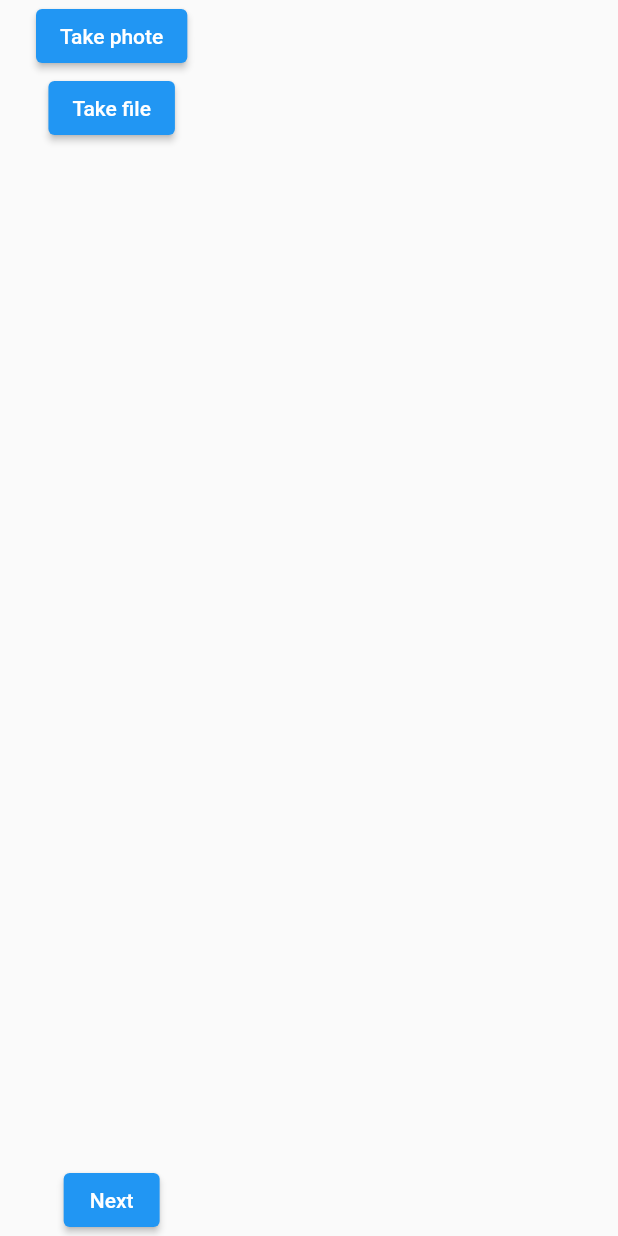
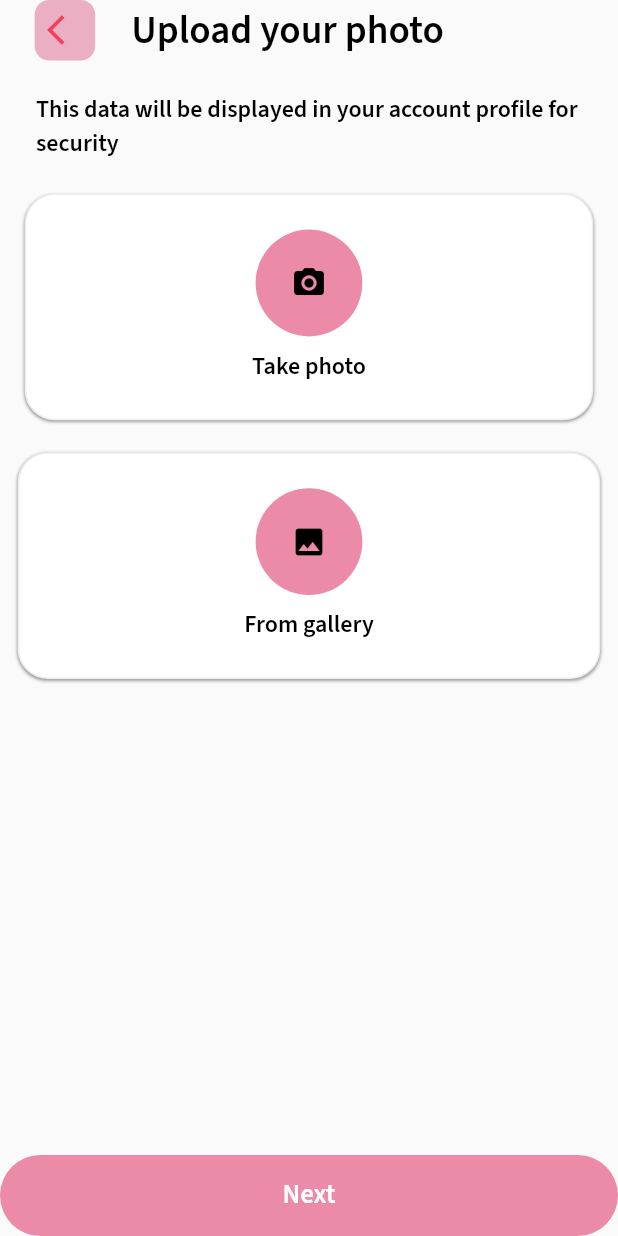
Before and after one commit to bek-n/foody_app, a Flutter app: the UploadPhotoPage screen opened directly, on a phone screen of 412 x 824 dp. Run offline on Flutter 3.47's test engine with Material 2 defaults, Android fonts, the phone set to English and light mode, and no system bars; our stand-ins replace bottom_navy_bar, cloud_firestore, firebase_auth, firebase_core, firebase_storage, flutter_screenutil and 7 more; accounts and stored records are empty.

```diff
--- a/lib/main.dart
+++ b/lib/main.dart
@@ -1,6 +1,7 @@
 import 'package:firebase_core/firebase_core.dart';
 import 'package:flutter/material.dart';
 import 'package:flutter_screenutil/flutter_screenutil.dart';
+import 'package:foody_app/view/pages/auth/set_photo.dart';
 import 'package:foody_app/view/pages/auth/splash_screen.dart';
 import 'package:provider/provider.dart';
 
@@ -31,7 +32,7 @@ class MyApp extends StatelessWidget {
           splitScreenMode: true,
           builder: (context, child) {
             return const MaterialApp(
-              home: SplashScreen(),
+              home: UploadPhotoPage(),
             );
           }),
     );
--- /dev/null
+++ b/lib/view/components/next_button.dart
@@ -0,0 +1,38 @@
+import 'package:flutter/material.dart';
+import 'package:loading_animation_widget/loading_animation_widget.dart';
+import 'package:provider/provider.dart';
+
+import '../../controller/auth_controller.dart';
+import '../style/style.dart';
+
+class NextButton extends StatelessWidget {
+  final String image;
+  const NextButton({super.key, required this.image});
+
+
+
+  @override
+  Widget build(BuildContext context) {
+    return AnimatedContainer(
+      duration: const Duration(milliseconds: 400),
+      padding: const EdgeInsets.symmetric(vertical: 14, horizontal: 130),
+      decoration: BoxDecoration(
+        color: image.isEmpty
+            ? const Color.fromARGB(244, 235, 134, 164)
+            : const Color(0xffFF1843),
+        borderRadius: const BorderRadius.all(Radius.circular(32)),
+      ),
+      child: Center(
+        child: context.watch<AuthController>().isLoading
+            ? Padding(
+                padding: const EdgeInsets.all(2.0),
+                child: LoadingAnimationWidget.inkDrop(
+                    color: Style.whiteColor, size: 35),
+              )
+            : Text('Next',
+                style: Style.textStyleRegular(textColor: Style.whiteColor)),
+      ),
+    );
+    ;
+  }
+}
--- /dev/null
+++ b/lib/view/components/uploading_photo.dart
@@ -0,0 +1,85 @@
+import 'package:flutter/material.dart';
+import 'package:flutter_screenutil/flutter_screenutil.dart';
+import 'package:provider/provider.dart';
+
+import '../../controller/auth_controller.dart';
+import '../style/style.dart';
+
+class UploadingPhoto extends StatelessWidget {
+  const UploadingPhoto({super.key});
+
+  @override
+  Widget build(BuildContext context) {
+    return Column(
+      children: [
+        Container(
+          padding: const EdgeInsets.symmetric(horizontal: 150, vertical: 23),
+          decoration: BoxDecoration(
+              boxShadow: [
+                const BoxShadow(
+                    blurRadius: 1, offset: Offset(-0, 1), color: Colors.grey)
+              ],
+              borderRadius: const BorderRadius.all(Radius.circular(20)),
+              color: Colors.white,
+              border: Border.all(color: const Color(0xffEBEEF2))),
+          child: Column(
+            children: [
+              InkWell(
+                onTap: () {
+                  context.read<AuthController>().getImageCamera();
+                },
+                child: Container(
+                  height: 80.h,
+                  width: 80.w,
+                  decoration: const BoxDecoration(
+                      shape: BoxShape.circle,
+                      color: Style.primaryDisabledColor),
+                  child: const Icon(
+                    Icons.photo_camera,
+                    color: Style.blackColor,
+                  ),
+                ),
+              ),
+              10.verticalSpace,
+              Text('Take photo', style: Style.textStyleRegular2()),
+            ],
+          ),
+        ),
+        24.verticalSpace,
+        Container(
+          padding: const EdgeInsets.symmetric(horizontal: 150, vertical: 23),
+          decoration: BoxDecoration(
+              boxShadow: [
+                const BoxShadow(
+                    blurRadius: 1, offset: Offset(-0, 1), color: Colors.grey)
+              ],
+              borderRadius: const BorderRadius.all(Radius.circular(20)),
+              color: Colors.white,
+              border: Border.all(color: const Color(0xffEBEEF2))),
+          child: Column(
+            children: [
+              InkWell(
+                onTap: () {
+                  context.read<AuthController>().getImageGallery();
+                },
+                child: Container(
+                  height: 80.h,
+                  width: 80.w,
+                  decoration: const BoxDecoration(
+                      shape: BoxShape.circle,
+                      color: Style.primaryDisabledColor),
+                  child: const Icon(
+                    Icons.photo,
+                    color: Style.blackColor,
+                  ),
+                ),
+              ),
+              10.verticalSpace,
+              Text('From gallery', style: Style.textStyleRegular2()),
+            ],
+          ),
+        ),
+      ],
+    );
+  }
+}
--- a/lib/view/pages/auth/set_photo.dart
+++ b/lib/view/pages/auth/set_photo.dart
@@ -1,10 +1,13 @@
 import 'dart:io';
-
 import 'package:flutter/material.dart';
-import 'package:foody_app/view/pages/home/home_page.dart';
+import 'package:flutter_screenutil/flutter_screenutil.dart';
+import 'package:foody_app/view/components/auth_button.dart';
+import 'package:foody_app/view/style/style.dart';
 import 'package:provider/provider.dart';
-
 import '../../../controller/auth_controller.dart';
+import '../../components/next_button.dart';
+import '../../components/photo_editing.dart';
+import '../../components/uploading_photo.dart';
 import '../home/general_page.dart';
 
 class UploadPhotoPage extends StatefulWidget {
@@ -19,34 +22,47 @@ class _UploadPhotoPageState extends State<UploadPhotoPage> {
   Widget build(BuildContext context) {
     return Scaffold(
         body: SafeArea(
-      child: Padding(
-        padding: EdgeInsets.symmetric(horizontal: 24),
       child: Column(
         children: [
+          Row(
+            children: [
+              24.horizontalSpace,
+              Container(
+                padding: const EdgeInsets.symmetric(
+                    horizontal: 8.18, vertical: 8.18),
+                decoration: const BoxDecoration(
+                    borderRadius: BorderRadius.all(Radius.circular(9.82)),
+                    color: Color.fromARGB(255, 234, 175, 194)),
+                child: const Icon(
+                  Icons.arrow_back_ios,
+                  color: Color(0xffF43F5E),
+                ),
+              ),
+              Padding(
+                padding: const EdgeInsets.only(left: 24),
+                child: Text('Upload your photo',
+                    style: Style.textStyleRegular(size: 26)),
+              )
+            ],
+          ),
+          24.verticalSpace,
+          Padding(
+            padding: const EdgeInsets.symmetric(horizontal: 24),
+            child: Text(
+                'This data will be displayed in your account profile for security',
+                style: Style.textStyleRegular2()),
+          ),
+          24.verticalSpace,
           context.watch<AuthController>().imagePath.isEmpty
-                ? Column(
-                    children: [
-                      ElevatedButton(
-                          onPressed: () {
-                            context.read<AuthController>().getImageCamera();
-                          },
-                          child: Text("Take phote")),
-                      ElevatedButton(
-                          onPressed: () {
-                            context.read<AuthController>().getImageGallery();
-                          },
-                          child: Text("Take file")),
-                    ],
-                  )
+              ? const UploadingPhoto()
               : const SizedBox.shrink(),
-
           context.watch<AuthController>().imagePath.isEmpty
               ? const SizedBox.shrink()
               : Stack(
                   children: [
                     Container(
-                        width: 200,
-                        height: 200,
+                      width: 250.w,
+                      height: 250.h,
                       decoration: BoxDecoration(
                         shape: BoxShape.circle,
                         image: DecorationImage(
@@ -56,125 +72,26 @@ class _UploadPhotoPageState extends State<UploadPhotoPage> {
                             fit: BoxFit.cover),
                       ),
                     ),
-                      // Positioned(
-                      //   bottom: 0,
-                      //   right: 0,
-                      //   child: GestureDetector(
-                      //     onTap: () {
-                      //       showDialog(
-                      //           context: context,
-                      //           builder: (context) {
-                      //             return AlertDialog(
-                      //               title: Text("Tanlang"),
-                      //               actions: [
-                      //                 ElevatedButton(
-                      //                     onPressed: () async {
-                      //                       _image
-                      //                           .pickImage(
-                      //                               source: ImageSource.camera)
-                      //                           .then((value) async {
-                      //                         if (value != null) {
-                      //                           CroppedFile? _cropperImage =
-                      //                               await ImageCropper()
-                      //                                   .cropImage(
-                      //                                       sourcePath:
-                      //                                           value.path);
-                      //                           if (_cropperImage != null) {
-                      //                             imagePath =
-                      //                                 _cropperImage.path;
-                      //                             setState(() {});
-                      //                             Navigator.pop(context);
-                      //                           }
-                      //                         }
-                      //                       });
-                      //                     },
-                      //                     child: Text("Take phote")),
-                      //                 ElevatedButton(
-                      //                     onPressed: () async {
-                      //                       _image
-                      //                           .pickImage(
-                      //                               source: ImageSource.gallery)
-                      //                           .then((value) async {
-                      //                         if (value != null) {
-                      //                           CroppedFile? _cropperImage =
-                      //                               await ImageCropper()
-                      //                                   .cropImage(
-                      //                                       sourcePath:
-                      //                                           value.path);
-                      //                           if (_cropperImage != null) {
-                      //                             imagePath =
-                      //                                 _cropperImage.path;
-                      //                             setState(() {});
-                      //                             Navigator.pop(context);
-                      //                           }
-                      //                         }
-                      //                       });
-                      //                     },
-                      //                     child: Text("Take file")),
-                      //                 ElevatedButton(
-                      //                     onPressed: () async {
-                      //                       imagePath = "";
-                      //                       Navigator.pop(context);
-                      //                       setState(() {});
-                      //                     },
-                      //                     child: Text("Delete")),
-                      //                 ElevatedButton(
-                      //                     onPressed: () async {
-                      //                       Navigator.pop(context);
-                      //                     },
-                      //                     child: Text("Cancel")),
-                      //               ],
-                      //             );
-                      //           });
-                      //     },
-                      //     child: Container(
-                      //       decoration: BoxDecoration(
-                      //         color: Colors.pink,
-                      //         shape: BoxShape.circle,
-                      //       ),
-                      //       padding: EdgeInsets.all(8.r),
-                      //       child: Icon(
-                      //         Icons.edit,
-                      //         color: Colors.white,
-                      //       ),
-                      //     ),
-                      //   ),
-                      // )
+                    const PhotoEditing()
                   ],
                 ),
-            // 24.verticalSpace,
-            // ElevatedButton(
-            //     onPressed: () async {
-            //       final CroppedFile? _croppedFile = await ImageCropper().cropImage(
-            //           sourcePath: imagePath,
-            //         uiSettings: [
-            //           AndroidUiSettings(
-            //             toolbarTitle: 'Image Cropper',
-            //             toolbarColor: Colors.white,
-            //             toolbarWidgetColor: Colors.black,
-            //             initAspectRatio: CropAspectRatioPreset.original,
-            //           ),
-            //           IOSUiSettings(title: 'Image Cropper', minimumAspectRatio: 1),
-            //         ]
-            //       );
-            //       imagePath = _croppedFile?.path ?? "";
-            //       setState(() {});
-            //     },
-            //     child: Text("Take Cropper image")),
           const Spacer(),
-            ElevatedButton(
-              onPressed: () async {
+          GestureDetector(
+            onTap: () {
+              if (context.watch<AuthController>().imagePath.isNotEmpty) {
                 context.read<AuthController>().createUser(() {
                   Navigator.pushAndRemoveUntil(
                       context,
                       MaterialPageRoute(builder: (_) => const GeneralPage()),
                       (route) => false);
                 });
+              }
             },
-              child: Text("Next"),
+            child: NextButton(
+              image: context.watch<AuthController>().imagePath,
             ),
+          )
         ],
-        ),
       ),
     ));
   }
```
Also changed, not shown: lib/controller/auth_controller.dart (+6 -1 lines), lib/view/components/photo_editing.dart (added, +68 -0 lines). Lines whose indentation alone changed are shown as unchanged.
